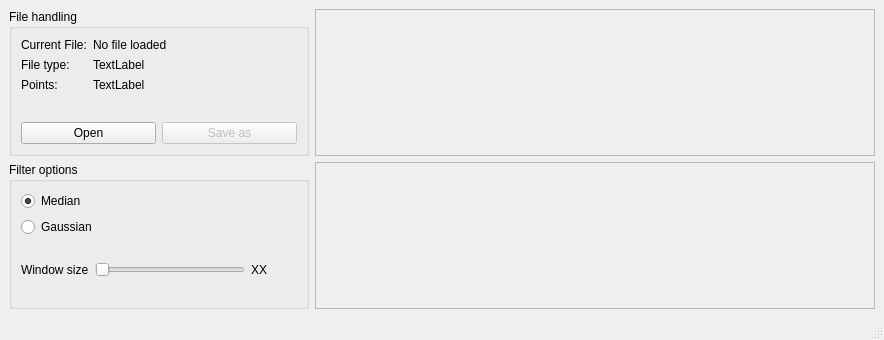
This is mainwindow.ui in oxullo/gpsfilter as Qt 5 draws it before an edit. The edited form follows.
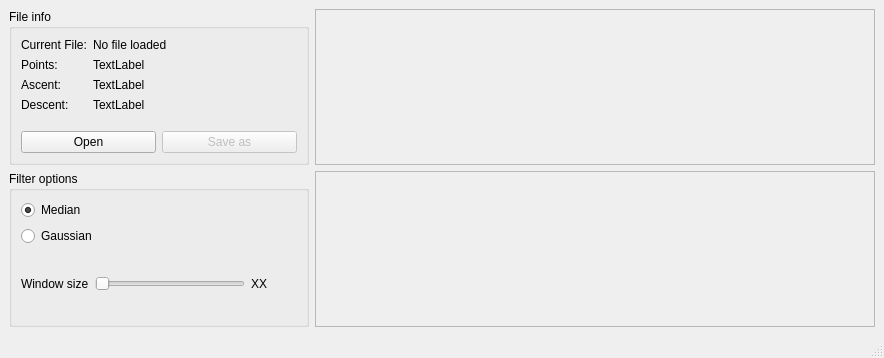
This is the edited form. Custom widgets are drawn as their Qt base class.

Commit message: Temporary csv reader, added ascent / descent

The edit to the form file:
```diff
--- a/mainwindow.ui
+++ b/mainwindow.ui
@@ -7,7 +7,7 @@
     <x>0</x>
     <y>0</y>
     <width>884</width>
-    <height>340</height>
+    <height>358</height>
    </rect>
   </property>
   <property name="windowTitle">
@@ -32,7 +32,7 @@
          </size>
         </property>
         <property name="title">
-         <string>File handling</string>
+         <string>File info</string>
         </property>
         <layout class="QVBoxLayout" name="verticalLayout_3">
          <item>
@@ -54,12 +54,12 @@
            <item row="2" column="0">
             <widget class="QLabel" name="label_3">
              <property name="text">
-              <string>Points:</string>
+              <string>Ascent:</string>
              </property>
             </widget>
            </item>
            <item row="2" column="1">
-            <widget class="QLabel" name="lbPoints">
+            <widget class="QLabel" name="lbAscent">
              <property name="text">
               <string>TextLabel</string>
              </property>
@@ -68,12 +68,26 @@
            <item row="1" column="0">
             <widget class="QLabel" name="label_7">
              <property name="text">
-              <string>File type:</string>
+              <string>Points:</string>
              </property>
             </widget>
            </item>
            <item row="1" column="1">
-            <widget class="QLabel" name="lbFileType">
+            <widget class="QLabel" name="lbPoints">
+             <property name="text">
+              <string>TextLabel</string>
+             </property>
+            </widget>
+           </item>
+           <item row="3" column="0">
+            <widget class="QLabel" name="label_2">
+             <property name="text">
+              <string>Descent:</string>
+             </property>
+            </widget>
+           </item>
+           <item row="3" column="1">
+            <widget class="QLabel" name="lbDescent">
              <property name="text">
               <string>TextLabel</string>
              </property>
@@ -167,7 +181,7 @@
               <number>1</number>
              </property>
              <property name="maximum">
-              <number>20</number>
+              <number>100</number>
              </property>
              <property name="orientation">
               <enum>Qt::Horizontal</enum>
```
The commit also changes 3 other files.
